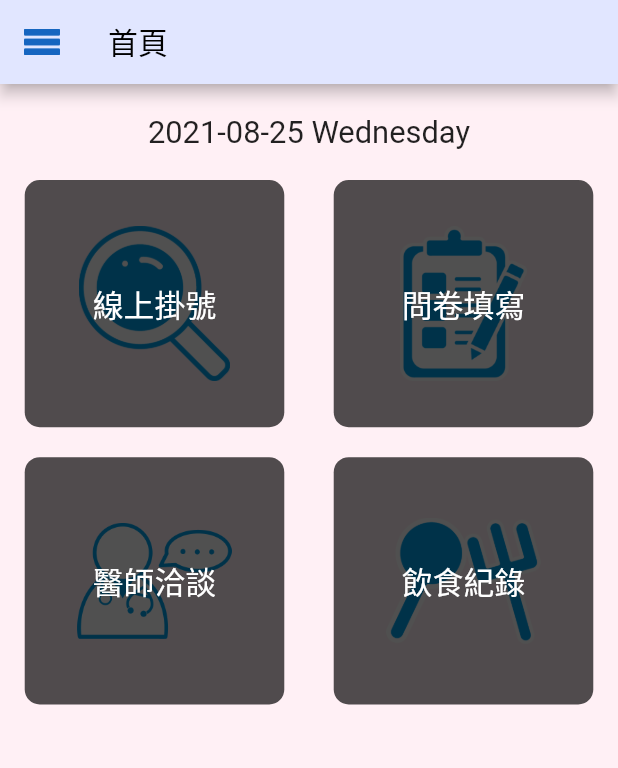
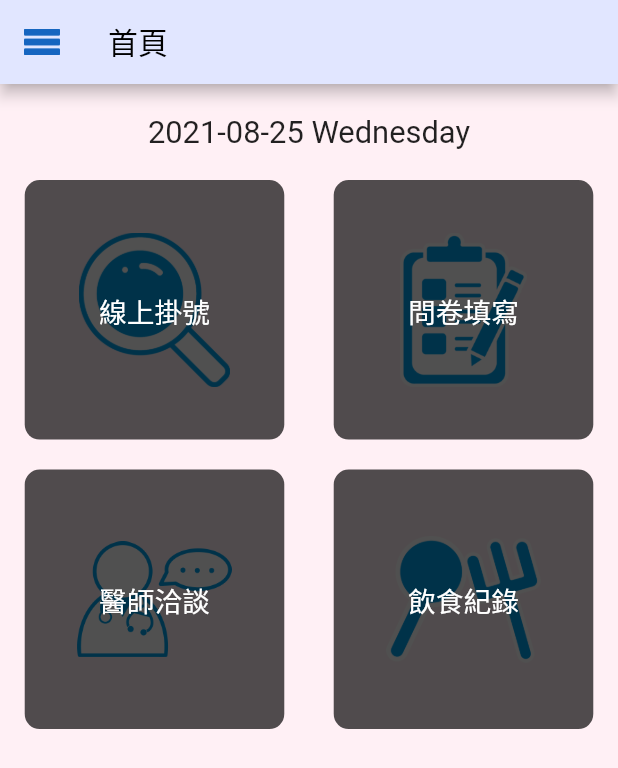
Before and after one commit to JamesLiu26/risk, a Flutter app: the Home screen opened directly, on a phone screen of 412 x 824 dp. Shown: the top 768 px of the screen. Run offline on Flutter 3.47's test engine with Material 2 defaults, Android fonts, the phone set to English and light mode, and no system bars.

Commit message:
2021/08/26 Modfiying code

```diff
--- a/lib/home.dart
+++ b/lib/home.dart
@@ -20,9 +20,9 @@ class Home extends StatefulWidget {
 
 class HomeState extends State<Home> {
   String dateNow = DateFormat("yyyy-MM-dd EEEE").format(DateTime.now());
-
   @override
   Widget build(BuildContext context) {
+    double size = MediaQuery.of(context).size.width;
     return Scaffold(
         drawer: menu(context),
         appBar: appBar("首頁", menuButton()),
@@ -30,50 +30,46 @@ class HomeState extends State<Home> {
           color: Color(0XFFFFF0F5),
           child: Column(children: [
             SizedBox(height: 20),
+
             // -----------------------
 
-            Text(dateNow,
-                style: TextStyle(
-                    fontSize: MediaQuery.of(context).size.height * 0.025)),
+            Text(dateNow, style: TextStyle(fontSize: size * 0.05)),
             SizedBox(height: 20),
+
             // -----------------------
 
             Row(mainAxisAlignment: MainAxisAlignment.spaceAround, children: [
-              homeRoute("線上掛號", context, "images/放大.png", Text("")),
-              homeRoute("問卷填寫", context, "images/問卷.png", Question()),
+              homeRoute("線上掛號", "images/放大.png", Text("")),
+              homeRoute("問卷填寫", "images/問卷.png", Question()),
             ]),
             SizedBox(height: 20),
 
             // -----------------------
             Row(mainAxisAlignment: MainAxisAlignment.spaceAround, children: [
-              homeRoute("醫師洽談", context, "images/醫師談.png", Text("")),
-              homeRoute("飲食紀錄", context, "images/餐具.png", Text("")),
+              homeRoute("醫師洽談", "images/醫師談.png", Text("")),
+              homeRoute("飲食紀錄", "images/餐具.png", Text("")),
             ]),
           ]),
         ));
   }
-}
 
-GestureDetector homeRoute(
-    String text, BuildContext context, String imageAsset, Widget route) {
+  GestureDetector homeRoute(String text, String imageAsset, Widget route) {
+    double size = MediaQuery.of(context).size.width;
     return GestureDetector(
       child: Stack(alignment: AlignmentDirectional.center, children: [
-      Image.asset(imageAsset,
-          height: MediaQuery.of(context).size.width * 0.25,
-          width: MediaQuery.of(context).size.width * 0.25),
+        Image.asset(imageAsset, height: size * 0.25, width: size * 0.25),
         Container(
-          height: MediaQuery.of(context).size.height * 0.2,
-          width: MediaQuery.of(context).size.width * 0.42,
+            height: size * 0.42,
+            width: size * 0.42,
             decoration: BoxDecoration(
                 color: Color(0xAF000000),
                 borderRadius: BorderRadius.circular(10))),
         Text(text,
-          style: TextStyle(
-              color: Colors.white,
-              fontSize: MediaQuery.of(context).size.height * 0.025))
+            style: TextStyle(color: Colors.white, fontSize: size * 0.045))
       ]),
       onTap: () {
         Navigator.push(context, MaterialPageRoute(builder: (context) => route));
       },
     );
   }
+}
--- a/lib/login.dart
+++ b/lib/login.dart
@@ -39,7 +39,7 @@ class _LoginState extends State<Login> {
         padding: EdgeInsets.all(MediaQuery.of(context).size.width * 0.05),
         child: TextField(
           controller: textController,
-          style: TextStyle(fontSize: MediaQuery.of(context).size.height * 0.03),
+          style: TextStyle(fontSize: MediaQuery.of(context).size.width * 0.06),
           decoration: InputDecoration(
               labelText: label,
               hintText: hint,
@@ -87,7 +87,7 @@ class _LoginState extends State<Login> {
         padding: EdgeInsets.all(MediaQuery.of(context).size.width * 0.05),
         child: TextField(
           controller: textController,
-          style: TextStyle(fontSize: MediaQuery.of(context).size.height * 0.03),
+          style: TextStyle(fontSize: MediaQuery.of(context).size.width * 0.06),
           decoration: InputDecoration(
               labelText: label,
               errorText: error,
@@ -149,7 +149,7 @@ class _LoginState extends State<Login> {
                 },
                 child: Text("登入",
                     style: TextStyle(
-                        fontSize: MediaQuery.of(context).size.height * 0.03))),
+                        fontSize: MediaQuery.of(context).size.width * 0.06))),
           ]))),
     );
   }
--- a/lib/menu.dart
+++ b/lib/menu.dart
@@ -11,82 +11,71 @@ Builder menuButton() {
 }
 
 Container menu(BuildContext context) {
+  Size size = MediaQuery.of(context).size;
   return Container(
     color: Colors.white,
-    height: MediaQuery.of(context).size.height,
-    width: MediaQuery.of(context).size.width * 0.7,
+    height: size.height,
+    width: size.width * 0.7,
     child: Column(
       children: [
-        Padding(
-          padding: const EdgeInsets.only(top: 50, bottom: 8),
-          child: Text("XXX先生，您好",
-              style: TextStyle(
-                  fontSize: MediaQuery.of(context).size.height * 0.03)),
-        ),
-        Divider(color: Colors.grey),
-        // -------------------------------
-
-        GestureDetector(
-            onTap: () {
-              Navigator.push(context,
-                  MaterialPageRoute(builder: (context) => PersonData()));
-            },
-            child: Container(
-                width: MediaQuery.of(context).size.width * 0.7,
-                color: Colors.transparent,
-                margin: EdgeInsets.only(left: 10, top: 10, bottom: 10),
-                child: Row(children: [
-                  Padding(
-                    padding: const EdgeInsets.only(right: 15),
-                    child: Image.asset("images/個人資料.png",
-                        height: MediaQuery.of(context).size.width * 0.13,
-                        width: MediaQuery.of(context).size.width * 0.14),
-                  ),
-                  Text(
-                    "個人資料",
-                    style: TextStyle(
-                        fontSize: MediaQuery.of(context).size.width * 0.05),
-                  )
-                ]))),
-        Divider(color: Colors.grey),
-        // -------------------------------
-
-        menuPages(Settings(), Icons.settings, context, "設定"),
+        SafeArea(
+            child: Text(
+          "\nXXX5454545\n先生",
+          style: TextStyle(fontSize: size.width * 0.045),
+          textAlign: TextAlign.center,
+        )),
 
         Divider(color: Colors.grey),
         // -------------------------------
 
-        menuPages(Login(), Icons.logout, context, "登出"),
+        menuPages(
+            PersonData(),
+            Image.asset("images/個人資料.png",
+                height: size.width * 0.13, width: size.width * 0.14),
+            context,
+            "個人資料",
+            15),
+        Divider(color: Colors.grey),
+        // -------------------------------
+
+        menuPages(
+            Settings(),
+            Icon(Icons.settings,
+                size: size.width * 0.13,
+                color: Color.fromARGB(255, 0, 160, 233)),
+            context,
+            "設定"),
+
+        Divider(color: Colors.grey),
+        // -------------------------------
+
+        menuPages(
+            Login(),
+            Icon(Icons.run_circle,
+                size: size.width * 0.13,
+                color: Color.fromARGB(255, 0, 160, 233)),
+            context,
+            "登出"),
         Divider(color: Colors.grey),
       ],
     ),
   );
 }
 
-Container menuUnderline(BuildContext context) {
-  return Container(
-      height: 1,
-      width: MediaQuery.of(context).size.width * 0.7,
-      decoration: BoxDecoration(color: Colors.grey[300]));
-}
-
 GestureDetector menuPages(
-    Widget route, IconData icon, BuildContext context, String pageText) {
+    Widget route, Widget image, BuildContext context, String pageText,
+    [double padding = 20]) {
   return GestureDetector(
       onTap: () {
         Navigator.push(context, MaterialPageRoute(builder: (context) => route));
       },
       child: Container(
           width: MediaQuery.of(context).size.width * 0.7,
-          margin: EdgeInsets.only(left: 10, top: 10, bottom: 10),
+          margin: EdgeInsets.only(left: 10),
           color: Colors.transparent,
           child: Row(
             children: [
-              Padding(
-                  padding: const EdgeInsets.only(right: 20),
-                  child: Icon(icon,
-                      size: MediaQuery.of(context).size.width * 0.13,
-                      color: Color.fromARGB(255, 0, 160, 233))),
+              Padding(padding: EdgeInsets.only(right: padding), child: image),
               Text(
                 pageText,
                 style: TextStyle(
--- a/lib/personal_questionnaire.dart
+++ b/lib/personal_questionnaire.dart
@@ -27,12 +27,13 @@ class PerQuest extends StatefulWidget {
   _PerQuestState createState() => _PerQuestState();
 }
 
+List<String> gender = ["男", "女"];
+List<String> bloodType = ["O", "A", "B", "AB"];
+
 class _PerQuestState extends State<PerQuest> {
   // 性別核選框
-  static List<String> gender = ["男", "女"];
   String selectGender = gender[0];
   // 血型核選框
-  static List<String> bloodType = ["O", "A", "B", "AB"];
   String selectBloodType = bloodType[0];
   //生日
   String birthday = "點選此處選擇生日";
```
Also changed, not shown: lib/main.dart (+14 -11 lines), lib/signup.dart (+3 -4 lines). Lines whose indentation alone changed are shown as unchanged.
